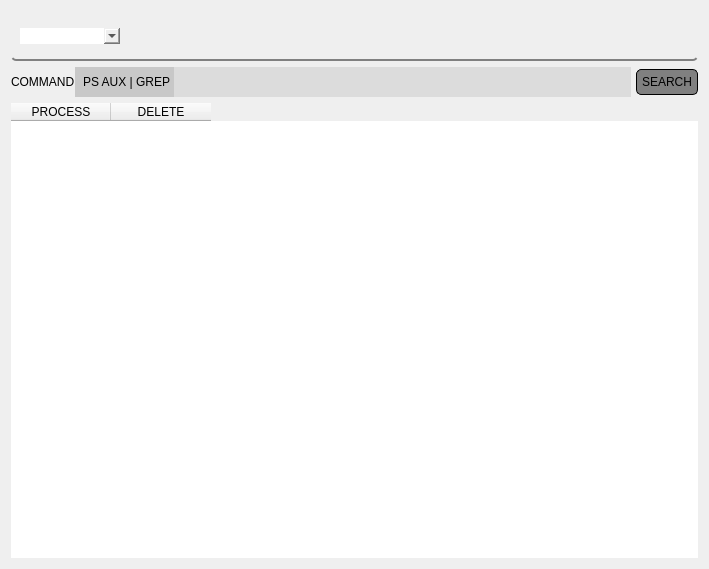
The window that process_panel/resource/process_panel.ui (GroupOfRobots/MiniRysRQT) describes before a commit, drawn with Qt 5.
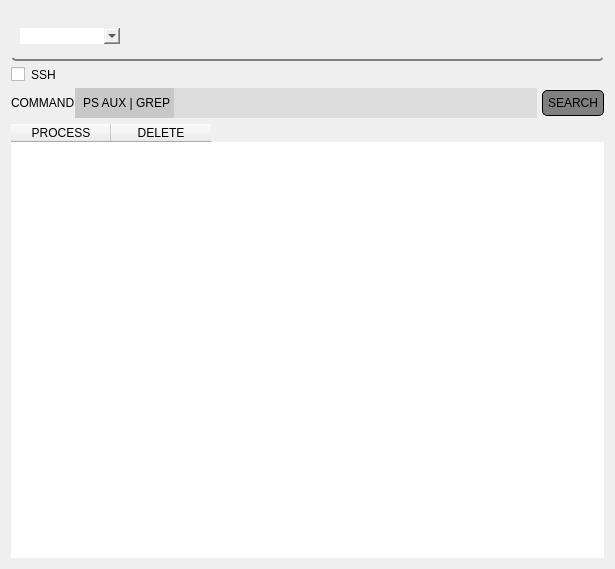
The same window after the commit. Icons and pictures are not drawn.

Commit message: process panel refactor, local process killing

Patch:
```diff
--- a/process_panel/resource/process_panel.ui
+++ b/process_panel/resource/process_panel.ui
@@ -6,7 +6,7 @@
    <rect>
     <x>0</x>
     <y>0</y>
-    <width>709</width>
+    <width>615</width>
     <height>569</height>
    </rect>
   </property>
@@ -106,6 +106,26 @@
      </layout>
     </widget>
    </item>
+   <item>
+    <layout class="QHBoxLayout" name="horizontalLayout_6">
+     <item>
+      <widget class="QCheckBox" name="sshCheckboxUI">
+       <property name="enabled">
+        <bool>true</bool>
+       </property>
+       <property name="cursor">
+        <cursorShape>PointingHandCursor</cursorShape>
+       </property>
+       <property name="text">
+        <string>SSH</string>
+       </property>
+       <property name="checked">
+        <bool>false</bool>
+       </property>
+      </widget>
+     </item>
+    </layout>
+   </item>
    <item>
     <layout class="QVBoxLayout" name="verticalLayout_2">
      <item>
```
The commit also changes 5 other files.
